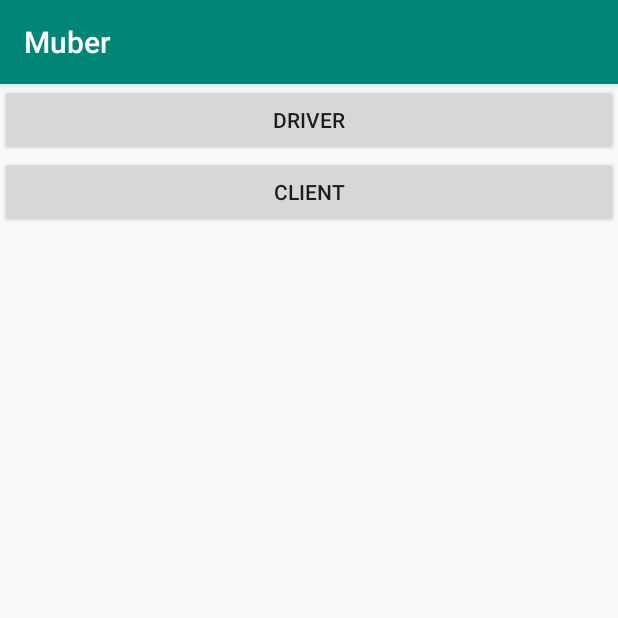
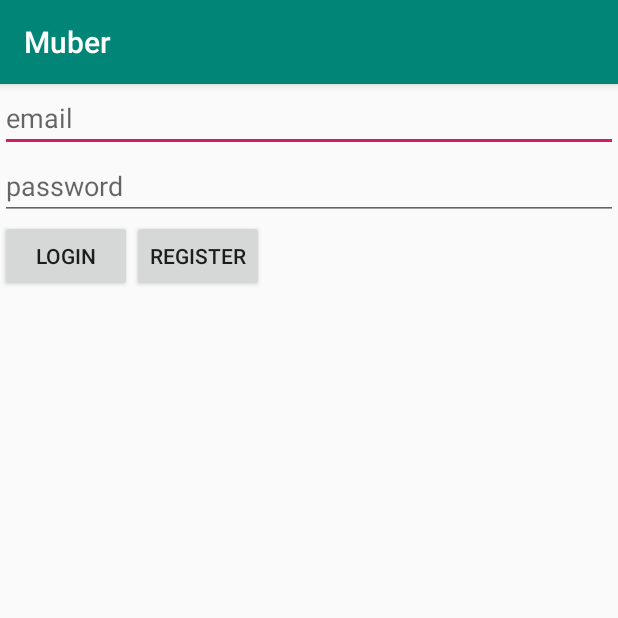
Before and after one commit to nigelbomett/Muber, an Android app: the screen it shows after launch (MainActivity before the commit, DriverLoginActivity after it), after a tap on "DRIVER", on a phone screen of 412 x 824 dp, the top half of it. Run offline under Robolectric (Android 15) with nearby library versions, the phone set to English and light mode, and no system bars; our stand-ins replace Firebase (no records; nobody signed in at launch, a user with empty details on screens opened directly).

Commit message:
added: Login Page for Drivers

```diff
--- a/app/build.gradle
+++ b/app/build.gradle
@@ -23,6 +23,8 @@ dependencies {
     implementation 'androidx.appcompat:appcompat:1.0.2'
     implementation 'androidx.constraintlayout:constraintlayout:1.1.3'
     implementation 'com.google.firebase:firebase-analytics:17.2.0'
+    implementation 'com.google.firebase:firebase-database:19.1.0'
+    implementation 'com.google.firebase:firebase-auth:19.1.0'
     testImplementation 'junit:junit:4.12'
     androidTestImplementation 'androidx.test.ext:junit:1.1.0'
     androidTestImplementation 'androidx.test.espresso:espresso-core:3.1.1'
--- a/app/src/main/AndroidManifest.xml
+++ b/app/src/main/AndroidManifest.xml
@@ -12,6 +12,8 @@
         android:roundIcon="@mipmap/ic_launcher_round"
         android:supportsRtl="true"
         android:theme="@style/AppTheme">
+        <activity android:name=".MapActivity"></activity>
+        <activity android:name=".DriverLoginActivity" />
         <activity android:name=".MainActivity">
             <intent-filter>
                 <action android:name="android.intent.action.MAIN" />
--- /dev/null
+++ b/app/src/main/java/com/nigelbomett/muber/DriverLoginActivity.java
@@ -0,0 +1,104 @@
+package com.nigelbomett.muber;
+
+import androidx.annotation.NonNull;
+import androidx.appcompat.app.AppCompatActivity;
+
+import android.content.Intent;
+import android.os.Bundle;
+import android.view.View;
+import android.widget.Button;
+import android.widget.EditText;
+import android.widget.Toast;
+
+import com.google.android.gms.tasks.OnCompleteListener;
+import com.google.android.gms.tasks.Task;
+import com.google.firebase.auth.AuthResult;
+import com.google.firebase.auth.FirebaseAuth;
+import com.google.firebase.auth.FirebaseUser;
+import com.google.firebase.database.DatabaseReference;
+import com.google.firebase.database.FirebaseDatabase;
+
+public class DriverLoginActivity extends AppCompatActivity {
+    private EditText mEmail, mPassword;
+    private Button mLogin, mRegistration;
+
+    private FirebaseAuth mAuth;
+    private FirebaseAuth.AuthStateListener firebaseAuthListener;
+
+    @Override
+    protected void onCreate(Bundle savedInstanceState) {
+        super.onCreate(savedInstanceState);
+        setContentView(R.layout.activity_driver_login);
+
+        mAuth = FirebaseAuth.getInstance();
+
+        firebaseAuthListener = new FirebaseAuth.AuthStateListener() {
+            @Override
+            public void onAuthStateChanged(@NonNull FirebaseAuth firebaseAuth) {
+                FirebaseUser user = FirebaseAuth.getInstance().getCurrentUser();
+                if(user!=null){
+                    Intent intent = new Intent(DriverLoginActivity.this,MapActivity.class);
+                    startActivity(intent);
+                    finish();
+                    return;
+                }
+            }
+        };
+
+        mEmail = (EditText) findViewById(R.id.email);
+        mPassword = (EditText) findViewById(R.id.password);
+
+        mLogin = (Button) findViewById(R.id.loginButton);
+        mRegistration = (Button) findViewById(R.id.registrationButton);
+
+        mRegistration.setOnClickListener(new View.OnClickListener() {
+            @Override
+            public void onClick(View v) {
+                final String email = mEmail.getText().toString();
+                final String password = mPassword.getText().toString();
+                mAuth.createUserWithEmailAndPassword(email,password).addOnCompleteListener(DriverLoginActivity.this, new OnCompleteListener<AuthResult>() {
+                    @Override
+                    public void onComplete(@NonNull Task<AuthResult> task) {
+                        if(!task.isSuccessful()){
+                            Toast.makeText(DriverLoginActivity.this,"sign up error",Toast.LENGTH_SHORT).show();
+                        } else {
+                            String user_id = mAuth.getCurrentUser().getUid();
+                            DatabaseReference current_user_db = FirebaseDatabase.getInstance().getReference().child("Users").child("Drivers").child(user_id);
+                            current_user_db.setValue(true);
+                        }
+                    }
+                });
+            }
+        });
+
+        mLogin.setOnClickListener(new View.OnClickListener() {
+            @Override
+            public void onClick(View v) {
+                final String email = mEmail.getText().toString();
+                final String password = mPassword.getText().toString();
+                mAuth.signInWithEmailAndPassword(email,password).addOnCompleteListener(DriverLoginActivity.this, new OnCompleteListener<AuthResult>() {
+                    @Override
+                    public void onComplete(@NonNull Task<AuthResult> task) {
+                        if(!task.isSuccessful()){
+                            Toast.makeText(DriverLoginActivity.this,"sign in error",Toast.LENGTH_SHORT).show();
+                        }
+                    }
+                });
+            }
+        });
+
+
+    }
+
+    @Override
+    protected void onStart() {
+        super.onStart();
+        mAuth.addAuthStateListener(firebaseAuthListener);
+    }
+
+    @Override
+    protected void onStop() {
+        super.onStop();
+        mAuth.removeAuthStateListener(firebaseAuthListener);
+    }
+}
--- a/app/src/main/java/com/nigelbomett/muber/MainActivity.java
+++ b/app/src/main/java/com/nigelbomett/muber/MainActivity.java
@@ -20,7 +20,10 @@ public class MainActivity extends AppCompatActivity {
         mDriver.setOnClickListener(new View.OnClickListener(){
             @Override
             public void onClick(View v){
-
+                Intent intent = new Intent(MainActivity.this,DriverLoginActivity.class);
+                startActivity(intent);
+                finish();
+                return;
             }
         });
 
--- /dev/null
+++ b/app/src/main/res/layout/activity_driver_login.xml
@@ -0,0 +1,46 @@
+<?xml version="1.0" encoding="utf-8"?>
+<androidx.constraintlayout.widget.ConstraintLayout xmlns:android="http://schemas.android.com/apk/res/android"
+    xmlns:app="http://schemas.android.com/apk/res-auto"
+    xmlns:tools="http://schemas.android.com/tools"
+    android:layout_width="match_parent"
+    android:layout_height="match_parent"
+    tools:context=".DriverLoginActivity">
+
+    <EditText
+        android:id="@+id/email"
+        android:layout_width="match_parent"
+        android:layout_height="wrap_content"
+        android:layout_weight="1"
+        android:hint="email"
+        android:inputType="textEmailAddress"
+        app:layout_constraintTop_toTopOf="parent" />
+
+    <EditText
+        android:id="@+id/password"
+        android:layout_width="match_parent"
+        android:layout_height="wrap_content"
+        android:layout_weight="1"
+        android:hint="password"
+        android:inputType="textPassword"
+        app:layout_constraintTop_toBottomOf="@+id/email"
+        />
+
+    <Button
+        android:id="@+id/loginButton"
+        android:layout_width="wrap_content"
+        android:layout_height="wrap_content"
+        android:layout_weight="1"
+        android:text="Login"
+        app:layout_constraintStart_toStartOf="parent"
+        app:layout_constraintTop_toBottomOf="@+id/password" />
+
+    <Button
+        android:id="@+id/registrationButton"
+        android:layout_width="wrap_content"
+        android:layout_height="wrap_content"
+        android:layout_weight="1"
+        android:text="Register"
+        app:layout_constraintLeft_toRightOf="@+id/loginButton"
+        app:layout_constraintTop_toBottomOf="@+id/password"
+        />
+</androidx.constraintlayout.widget.ConstraintLayout>
```
Also changed, not shown: app/src/main/java/com/nigelbomett/muber/MapActivity.java (added, +14 -0 lines), app/src/main/res/layout/activity_map.xml (added, +9 -0 lines).
